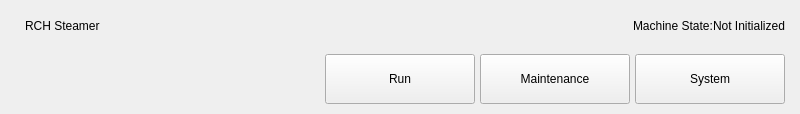
Above: ui/resources/Navigation_widget.ui from tamdak-dan/rch-steamer before the change. Below: the same form after it.
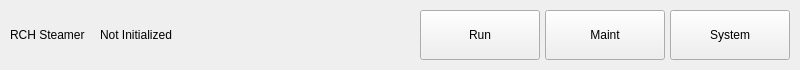
That is the form after the change.

```diff
--- a/ui/resources/Navigation_widget.ui
+++ b/ui/resources/Navigation_widget.ui
@@ -7,7 +7,7 @@
     <x>0</x>
     <y>0</y>
     <width>800</width>
-    <height>114</height>
+    <height>70</height>
    </rect>
   </property>
   <property name="sizePolicy">
@@ -22,39 +22,43 @@
   <property name="styleSheet">
    <string notr="true"/>
   </property>
-  <layout class="QVBoxLayout" name="verticalLayout" stretch="1,3">
+  <layout class="QHBoxLayout" name="horizontalLayout_2">
    <property name="spacing">
-    <number>7</number>
-   </property>
-   <property name="sizeConstraint">
-    <enum>QLayout::SizeConstraint::SetDefaultConstraint</enum>
+    <number>0</number>
    </property>
    <property name="leftMargin">
-    <number>15</number>
+    <number>0</number>
    </property>
    <property name="topMargin">
+    <number>0</number>
+   </property>
+   <property name="rightMargin">
+    <number>0</number>
+   </property>
+   <property name="bottomMargin">
+    <number>0</number>
+   </property>
+   <item>
+    <layout class="QHBoxLayout" name="horizontalLayout" stretch="0,0,0,0,1,1,1">
+     <property name="spacing">
     <number>5</number>
    </property>
-   <property name="rightMargin">
-    <number>15</number>
-   </property>
-   <property name="bottomMargin">
-    <number>10</number>
-   </property>
-   <item>
-    <layout class="QHBoxLayout" name="horizontalLayout_2" stretch="4,4">
      <property name="sizeConstraint">
-      <enum>QLayout::SizeConstraint::SetMaximumSize</enum>
-     </property>
-     <item>
-      <layout class="QVBoxLayout" name="verticalLayout_2" stretch="0">
-       <property name="spacing">
-        <number>0</number>
+      <enum>QLayout::SizeConstraint::SetMinimumSize</enum>
        </property>
        <property name="leftMargin">
         <number>10</number>
        </property>
-       <item>
+     <property name="topMargin">
+      <number>10</number>
+     </property>
+     <property name="rightMargin">
+      <number>10</number>
+     </property>
+     <property name="bottomMargin">
+      <number>10</number>
+     </property>
+     <item alignment="Qt::AlignmentFlag::AlignVCenter">
         <widget class="QLabel" name="ProjectTitle">
          <property name="minimumSize">
           <size>
@@ -67,52 +71,23 @@
          </property>
         </widget>
        </item>
-      </layout>
-     </item>
      <item>
-      <layout class="QHBoxLayout" name="horizontalLayout_4" stretch="0,0,0">
-       <property name="spacing">
-        <number>0</number>
-       </property>
-       <property name="topMargin">
-        <number>0</number>
-       </property>
-       <item>
-        <spacer name="horizontalSpacer_2">
+      <spacer name="horizontalSpacer_4">
          <property name="orientation">
           <enum>Qt::Orientation::Horizontal</enum>
          </property>
          <property name="sizeType">
-          <enum>QSizePolicy::Policy::Expanding</enum>
+        <enum>QSizePolicy::Policy::Minimum</enum>
          </property>
          <property name="sizeHint" stdset="0">
           <size>
-           <width>40</width>
+         <width>10</width>
            <height>20</height>
           </size>
          </property>
         </spacer>
        </item>
-       <item alignment="Qt::AlignmentFlag::AlignRight">
-        <widget class="QLabel" name="MachineState">
-         <property name="sizePolicy">
-          <sizepolicy hsizetype="Maximum" vsizetype="Expanding">
-           <horstretch>0</horstretch>
-           <verstretch>0</verstretch>
-          </sizepolicy>
-         </property>
-         <property name="layoutDirection">
-          <enum>Qt::LayoutDirection::LeftToRight</enum>
-         </property>
-         <property name="text">
-          <string>Machine State:</string>
-         </property>
-         <property name="margin">
-          <number>10</number>
-         </property>
-        </widget>
-       </item>
-       <item>
+     <item alignment="Qt::AlignmentFlag::AlignVCenter">
         <widget class="QLabel" name="PLC_sMachineState">
          <property name="sizePolicy">
           <sizepolicy hsizetype="Maximum" vsizetype="Preferred">
@@ -137,29 +112,14 @@
          </property>
         </widget>
        </item>
-      </layout>
-     </item>
-    </layout>
-   </item>
-   <item>
-    <layout class="QHBoxLayout" name="horizontalLayout" stretch="0,1,1,1">
-     <property name="spacing">
-      <number>5</number>
-     </property>
-     <property name="sizeConstraint">
-      <enum>QLayout::SizeConstraint::SetMaximumSize</enum>
-     </property>
-     <property name="topMargin">
-      <number>0</number>
-     </property>
-     <property name="bottomMargin">
-      <number>0</number>
-     </property>
      <item>
       <spacer name="horizontalSpacer_3">
        <property name="orientation">
         <enum>Qt::Orientation::Horizontal</enum>
        </property>
+       <property name="sizeType">
+        <enum>QSizePolicy::Policy::Expanding</enum>
+       </property>
        <property name="sizeHint" stdset="0">
         <size>
          <width>150</width>
@@ -178,7 +138,7 @@
        </property>
        <property name="minimumSize">
         <size>
-         <width>150</width>
+         <width>120</width>
          <height>50</height>
         </size>
        </property>
@@ -197,7 +157,7 @@
        </property>
        <property name="minimumSize">
         <size>
-         <width>150</width>
+         <width>120</width>
          <height>50</height>
         </size>
        </property>
@@ -208,7 +168,7 @@
         </size>
        </property>
        <property name="text">
-        <string>Maintenance</string>
+        <string>Maint</string>
        </property>
       </widget>
      </item>
@@ -222,7 +182,7 @@
        </property>
        <property name="minimumSize">
         <size>
-         <width>150</width>
+         <width>120</width>
          <height>50</height>
         </size>
        </property>
```
Lines whose indentation alone changed are shown as unchanged.
